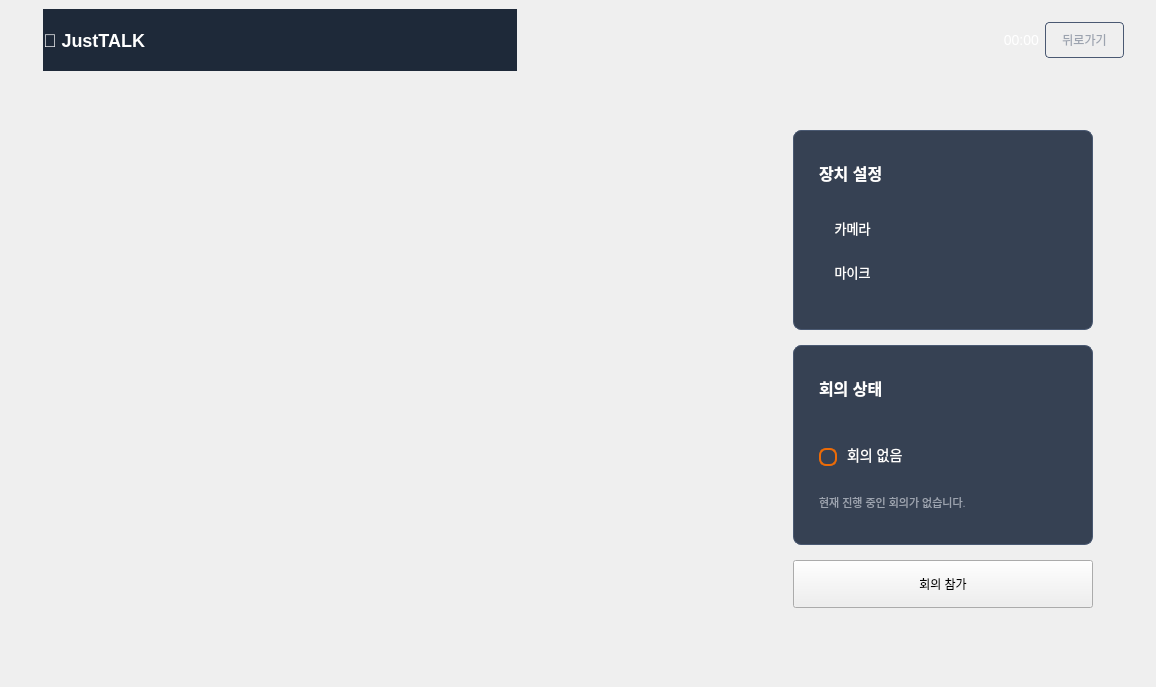
First picture: the form in lobby.ui, repository JustTALK-veda/Client_QT, before the edit.
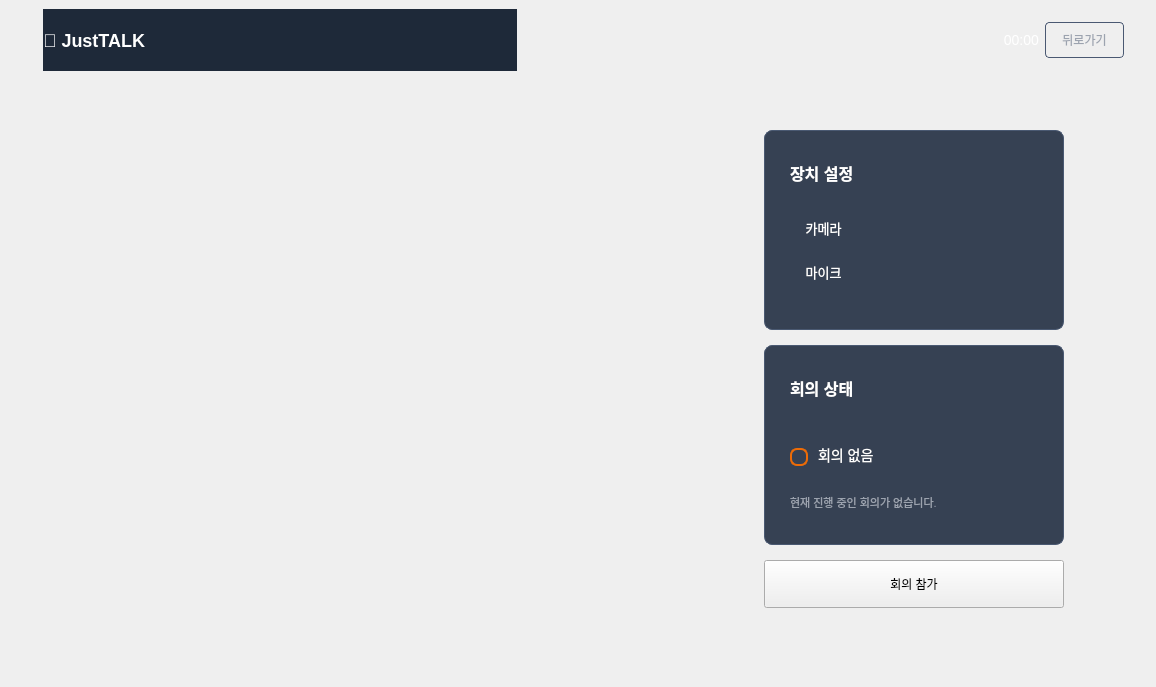
Second picture: the form after the edit. Icons and pictures are not drawn.

Commit message: chore: change camoff image

```diff
--- a/lobby.ui
+++ b/lobby.ui
@@ -209,8 +209,8 @@
           </property>
           <property name="minimumSize">
            <size>
-            <width>700</width>
-            <height>500</height>
+            <width>640</width>
+            <height>480</height>
            </size>
           </property>
           <layout class="QVBoxLayout" name="videoLayout">
```
The commit also changes 2 other files.
